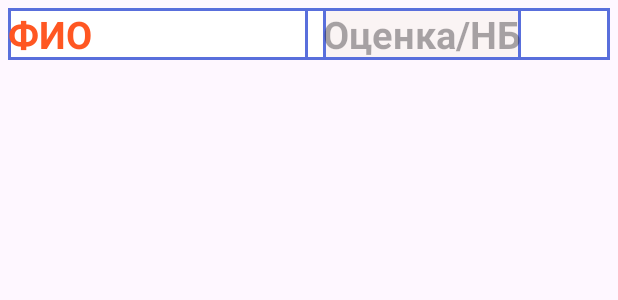
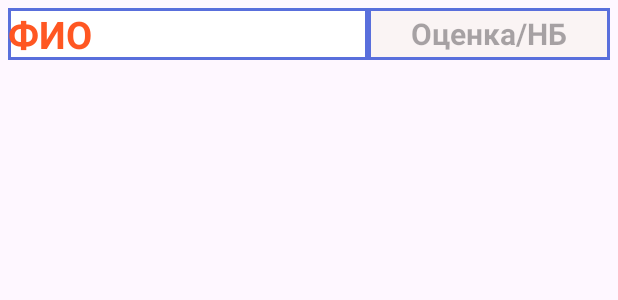
Before and after one commit to Rocilork/Diplome, an Android app: the layout curator_spisok.xml on its own in the app's theme, with its tools: preview values and no code run, on a phone screen of 412 x 824 dp. Shown: the top 300 px of the screen. Run offline under Robolectric (Android 15) with nearby library versions, the light colour scheme and no system bars.

Commit message:
Commit20

```diff
--- a/app/src/main/res/layout/curator_spisok.xml
+++ b/app/src/main/res/layout/curator_spisok.xml
@@ -14,37 +14,22 @@
 
         <TextView
             android:id="@+id/FIO"
-            android:layout_width="200dp"
-            android:layout_height="wrap_content"
+            android:layout_width="240dp"
+            android:layout_height="match_parent"
             android:textStyle="bold"
-            android:gravity="left"
             android:textColor="@color/orange"
             android:background="@drawable/rounded_text_view2"
             android:text="ФИО"
             android:textSize="25dp" />
 
-
-<!--        <TextView-->
-<!--            android:id="@+id/estimation"-->
-<!--            android:layout_width="wrap_content"-->
-<!--            android:layout_height="wrap_content"-->
-<!--            android:layout_gravity="center"-->
-<!--            android:textStyle="bold"-->
-<!--            android:gravity="left"-->
-<!--            android:layout_marginLeft="20dp"-->
-<!--            android:background="@drawable/rounded_text_view2"-->
-<!--            android:text="оценка"-->
-<!--            android:textSize="25dp" />-->
-
         <TextView
             android:id="@+id/estimation"
-            android:layout_width="wrap_content"
-            android:layout_height="wrap_content"
+            android:layout_width="match_parent"
+            android:layout_height="match_parent"
             android:textStyle="bold"
-            android:gravity="left"
+            android:gravity="center"
             android:background="@drawable/rounded_text_view"
             android:hint="Оценка/НБ"
-            android:layout_marginLeft="10dp"
-            android:textSize="25dp" />
+            android:textSize="20dp" />
     </LinearLayout>
 </LinearLayout>
--- a/app/src/main/res/layout/student_spisok.xml
+++ b/app/src/main/res/layout/student_spisok.xml
@@ -49,7 +49,7 @@
                 android:textStyle="bold"
                 android:gravity="left"
                 android:textColor="@color/orange"
-                android:text="Оценка"
+                android:hint="Оценка/НБ"
                 android:layout_marginLeft="20dp"
                 android:textSize="25dp" />
         </LinearLayout>
```
